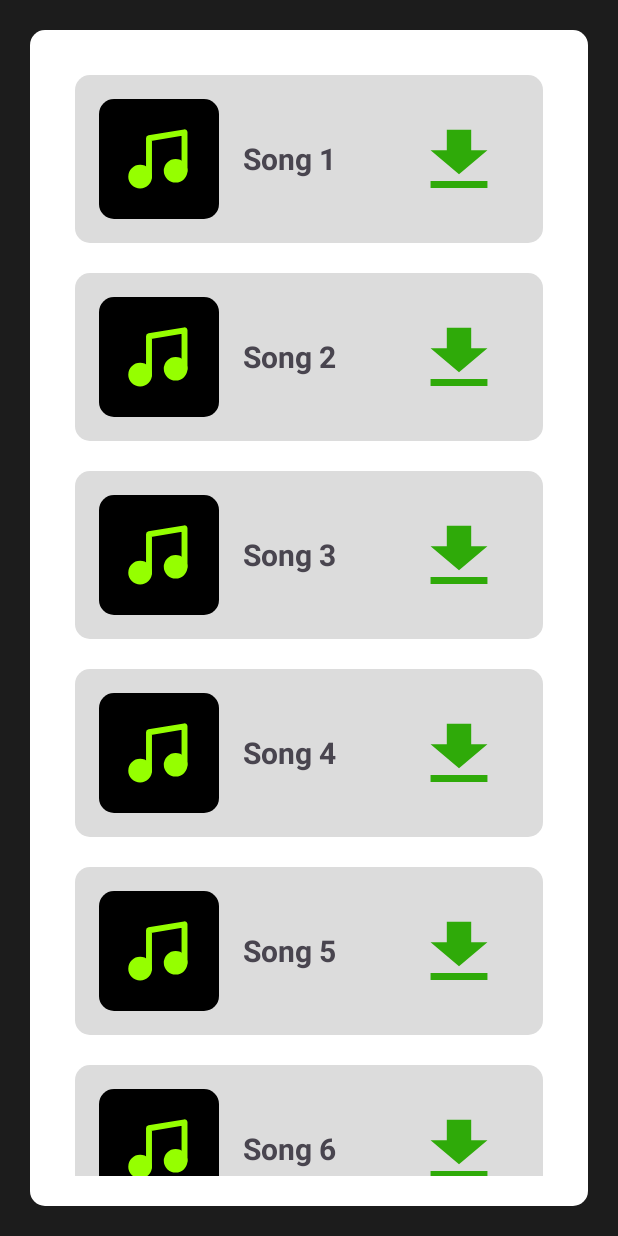
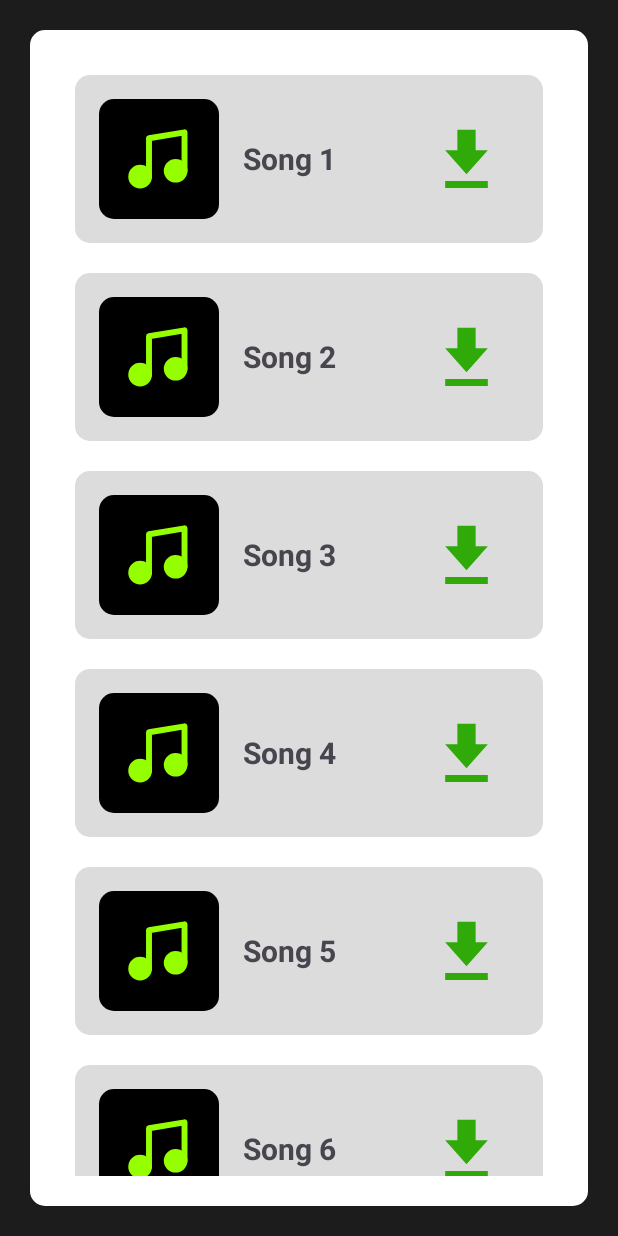
Before and after one commit to Yjoubayr/Projecte33, an Android app: the screen it shows after launch (DownloadSongs), on a phone screen of 412 x 824 dp. Run offline under Robolectric (Android 15) with nearby library versions, the phone set to English and light mode, and no system bars.

Commit message:
Modificacions basiques

```diff
--- a/Android/ReproductorMusica/app/src/main/java/cat/boscdelacoma/reproductormusica/SongAdapter.kt
+++ b/Android/ReproductorMusica/app/src/main/java/cat/boscdelacoma/reproductormusica/SongAdapter.kt
@@ -28,11 +28,12 @@ class SongAdapter(private val songList: List<SongItem>) : RecyclerView.Adapter<S
 
             holder.downloadLogo.setOnClickListener {
                 // TODO: Download song
+                // Aqui va la logica per poder descarregar les cançons
                 Toast.makeText(holder.itemView.context, "Downloading song...", Toast.LENGTH_SHORT).show()
-
                 val intent = Intent(holder.itemView.context, MainActivity::class.java)
                 holder.itemView.context.startActivity(intent)
-            }        }
+            }
+        }
 
         override fun getItemCount(): Int {
             return songList.size
--- a/Android/ReproductorMusica/app/src/main/res/layout/activity_song_item.xml
+++ b/Android/ReproductorMusica/app/src/main/res/layout/activity_song_item.xml
@@ -46,7 +46,7 @@
         <!-- Download Logo -->
         <TextView
             android:id="@+id/downloadLogo"
-            android:layout_width="40dp"
+            android:layout_width="30dp"
             android:layout_height="40dp"
             android:layout_margin="20dp"
             android:background="@drawable/btn_download"
```
